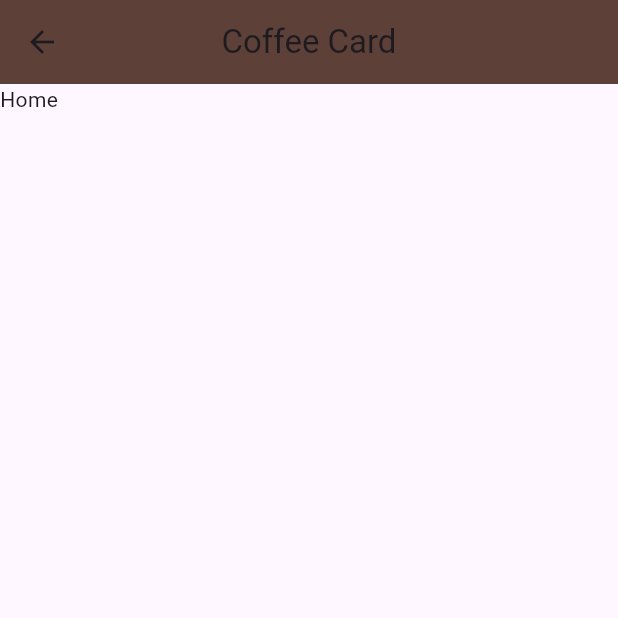
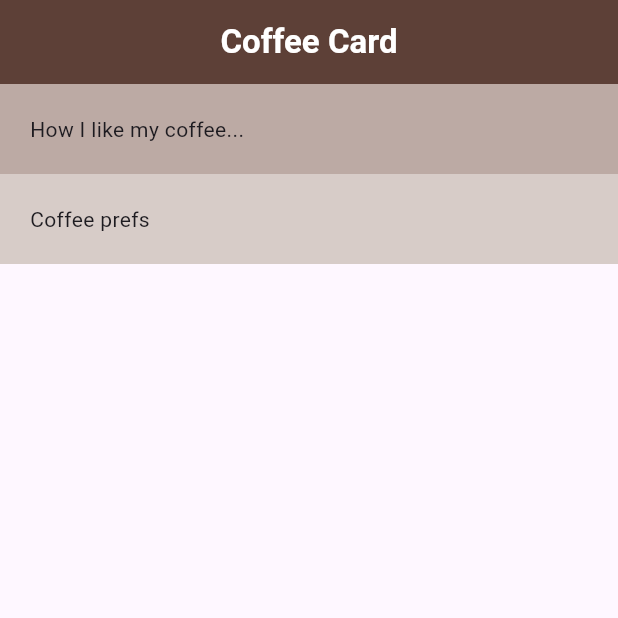
Before and after one commit to Alekossta/LearnFlutter, a Flutter app: the Home screen opened directly, on a phone screen of 412 x 824 dp, the top half of it. Run offline on Flutter 3.47's test engine with Material 3 defaults, Android fonts, the phone set to English and light mode, and no system bars.

Commit message:
finished columns

```diff
--- a/coffee_card/lib/home.dart
+++ b/coffee_card/lib/home.dart
@@ -8,11 +8,25 @@ class Home extends StatelessWidget
   Widget build(BuildContext context) {
     return Scaffold(
       appBar: AppBar(
-        title: const Text("Coffee Card"),
+        title: const Text("Coffee Card", style: TextStyle(color: Colors.white, fontWeight: FontWeight.bold),),
         backgroundColor: Colors.brown[700],
         centerTitle: true,
       ),
-      body: const Text("Home"),
+      body: Column(
+        crossAxisAlignment: CrossAxisAlignment.stretch,
+        children: [
+          Container(
+            color: Colors.brown[200],
+            padding: EdgeInsets.all(20),
+            child: const Text("How I like my coffee..."),
+          ),
+          Container(
+            color: Colors.brown[100],
+            padding: EdgeInsets.all(20),
+            child: const Text("Coffee prefs"),
+          )
+        ],
+      ),
     );
   }
 }
--- a/coffee_card/lib/main.dart
+++ b/coffee_card/lib/main.dart
@@ -1,10 +1,10 @@
+import 'package:coffee_card/home.dart';
 import "package:flutter/material.dart";
-import 'package:coffee_card/home.dart';
 import 'package:coffee_card/sandbox.dart';
 
 void main()
 {
   runApp(const MaterialApp(
-    home: Sandbox(),
+    home: Home(),
   ));
 }
--- a/coffee_card/lib/sandbox.dart
+++ b/coffee_card/lib/sandbox.dart
@@ -13,6 +13,7 @@ class Sandbox extends StatelessWidget
         centerTitle: true,
       ),
       body: Column(
+        crossAxisAlignment: CrossAxisAlignment.stretch,
         children: [
           Container(
             width: 100,
```
